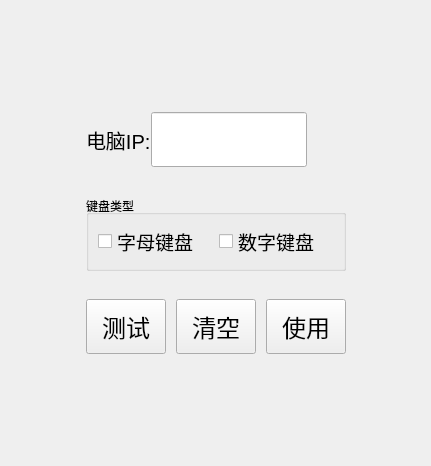
fengzhimin/Wifi-KeyBoard-Mouse, file phone/VisualKeyBoard/mainwindow.ui: the form before one commit.
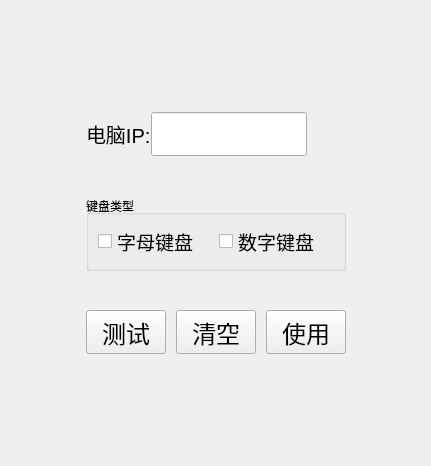
The form after the commit.

Patch:
```diff
--- a/phone/VisualKeyBoard/mainwindow.ui
+++ b/phone/VisualKeyBoard/mainwindow.ui
@@ -48,7 +48,7 @@
      </spacer>
     </item>
     <item row="1" column="1">
-     <layout class="QVBoxLayout" name="verticalLayout" stretch="3,1,4,1,3">
+     <layout class="QVBoxLayout" name="verticalLayout" stretch="3,2,4,2,3">
       <property name="spacing">
        <number>10</number>
       </property>
```
